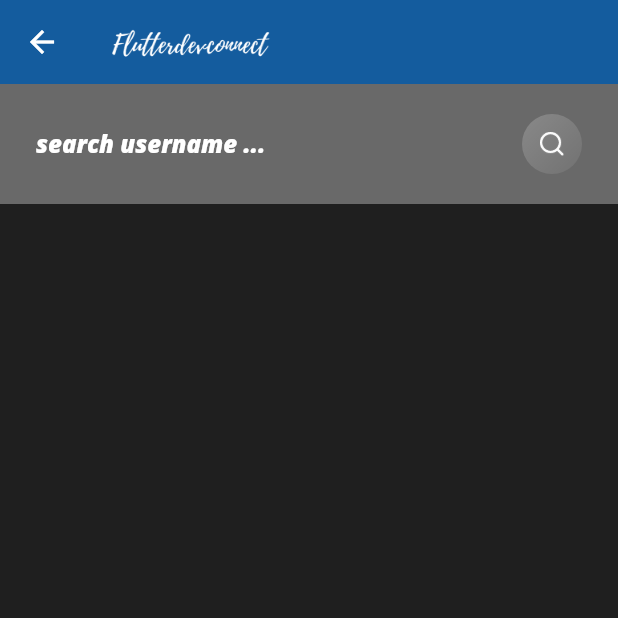
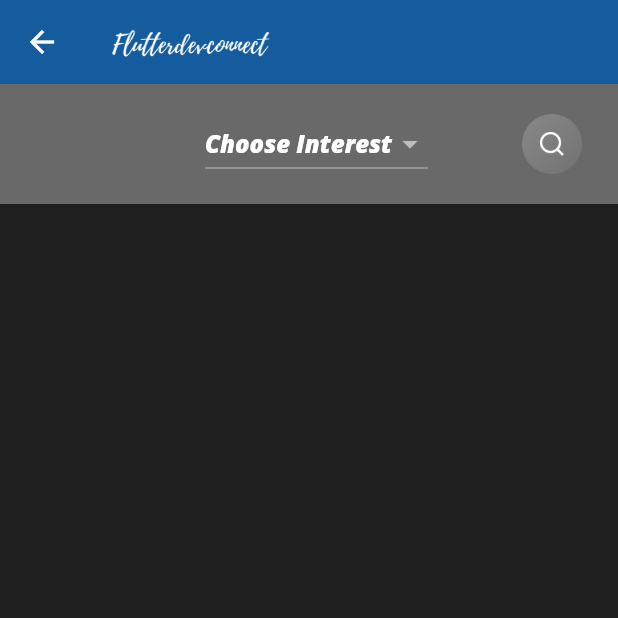
Before and after one commit to maximgnezdov/LetsStudy, a Flutter app: the Search screen opened directly, on a phone screen of 412 x 824 dp, the top half of it. Run offline on Flutter 3.47's test engine with Material 2 defaults, Android fonts, the phone set to English and light mode, and no system bars; our stand-ins replace cloud_firestore, firebase_auth, google_sign_in, shared_preferences; accounts and stored records are empty.

Commit message:
search rework

```diff
--- a/lib/services/database.dart
+++ b/lib/services/database.dart
@@ -20,7 +20,7 @@ class DatabaseMethods {
   searchByName(String searchField) {
     return Firestore.instance
         .collection("users")
-        .where('userName', isEqualTo: searchField)
+        .where('userInterest', isEqualTo: searchField)
         .getDocuments();
   }
 
--- a/lib/views/search.dart
+++ b/lib/views/search.dart
@@ -19,13 +19,14 @@ class _SearchState extends State<Search> {
 
   bool isLoading = false;
   bool haveUserSearched = false;
+  var selectedPassion;
 
   initiateSearch() async {
-    if(searchEditingController.text.isNotEmpty){
+    if(selectedPassion.toString().isNotEmpty){
       setState(() {
         isLoading = true;
       });
-      await databaseMethods.searchByName(searchEditingController.text)
+      await databaseMethods.searchByName(selectedPassion.toString())
           .then((snapshot){
         searchResultSnapshot = snapshot;
         print("$searchResultSnapshot");
@@ -44,13 +45,10 @@ class _SearchState extends State<Search> {
         itemBuilder: (context, index){
         return userTile(
           searchResultSnapshot.documents[index].data["userName"],
-          searchResultSnapshot.documents[index].data["userEmail"],
+          searchResultSnapshot.documents[index].data["userCity"],
+          searchResultSnapshot.documents[index].data["userInterest"],
         );
-        }) : Container(
-           child: Center(
-             ///TODO tekst gdy uzytkownika nie znalezono
-       ),
-    );
+        }) : Container();
   }
 
   /// 1.create a chatroom, send user to the chatroom, other userdetails
@@ -74,7 +72,7 @@ class _SearchState extends State<Search> {
 
   }
 
-  Widget userTile(String userName,String userEmail){
+  Widget userTile(String userName,String userCity, String userInterest){
     return Container(
       padding: EdgeInsets.symmetric(horizontal: 24, vertical: 16),
       child: Row(
@@ -90,12 +88,19 @@ class _SearchState extends State<Search> {
                 ),
               ),
               Text(
-                userEmail,
+                userCity,
                 style: TextStyle(
-                    color: Colors.white,
-                    fontSize: 16
+                    color: Colors.white70,
+                    fontSize: 15
                 ),
-              )
+              ),
+              Text(
+                userInterest,
+                style: TextStyle(
+                    color: Colors.white70,
+                    fontSize: 15
+                ),
+              ),
             ],
           ),
           Spacer(),
@@ -154,7 +159,61 @@ class _SearchState extends State<Search> {
               child: Row(
                 children: [
                   Expanded(
-                    child: TextField(
+                    child: StreamBuilder<QuerySnapshot>(
+                        stream: Firestore.instance.collection("passions").snapshots(),
+                        // ignore: missing_return
+                        builder: (context, snapshot){
+                          if (!snapshot.hasData)
+                            const Text("Loading.....");
+                          else {
+                            List<DropdownMenuItem> currencyItems = [];
+                            for (int i = 0; i < snapshot.data.documents.length; i++){
+                              DocumentSnapshot snap = snapshot.data.documents[i];
+                              currencyItems.add(
+                                DropdownMenuItem(
+                                  child: Text(
+                                    snap.documentID,
+                                    style: TextStyle(color: Colors.black),
+                                  ),
+                                  value: "${snap.documentID}",
+                                ),
+                              );
+                            }
+                            return Row(
+                              mainAxisAlignment: MainAxisAlignment.center,
+                              children: <Widget>[
+                                SizedBox(width: 50.0),
+                                DropdownButton(
+                                  items: currencyItems,
+                                  onChanged: (currencyValue) {
+                                    final snackBar = SnackBar(
+                                      content: Text(
+                                        'Selected value is $currencyValue',
+                                        style: TextStyle(color: Colors.white),
+                                      ),
+                                    );
+                                    Scaffold.of(context).showSnackBar(snackBar);
+                                    setState(() {
+                                      selectedPassion = currencyValue;
+                                    });
+                                  },
+                                  value: selectedPassion,
+                                  isExpanded: false,
+                                  hint: new Text(
+                                    "Choose Interest",
+                                    style: TextStyle(color: Colors.white),
+                                  ),
+                                ),
+                              ],
+                            );
+
+
+                          }
+                        }
+                    ),
+
+
+                    /*TextField(
                       controller: searchEditingController,
                       style: simpleTextStyle(),
                       decoration: InputDecoration(
@@ -165,7 +224,7 @@ class _SearchState extends State<Search> {
                         ),
                         border: InputBorder.none
                       ),
-                    ),
+                    ),*/
                   ),
                   GestureDetector(
                     onTap: (){
```
